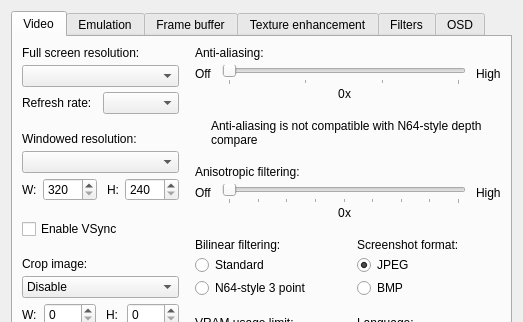
gonetz/GLideN64, file src/GLideNUI/configDialog.ui: the form before one commit; both pictures show x 0 to 523 and y 0 to 322 of the 523 by 536 pixel window.
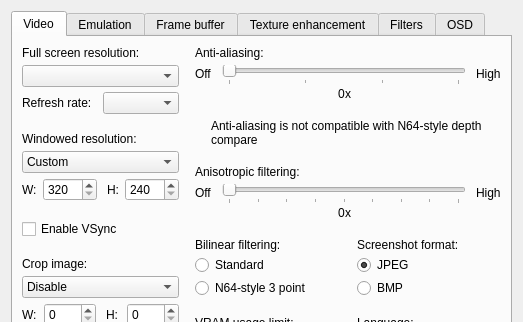
The form after the commit. Icons and pictures are not drawn.

Commit message: Custom windowed resolution option is translatable

```diff
--- a/src/GLideNUI/configDialog.ui
+++ b/src/GLideNUI/configDialog.ui
@@ -133,7 +133,13 @@
                </widget>
               </item>
               <item>
-               <widget class="QComboBox" name="windowedResolutionComboBox"/>
+               <widget class="QComboBox" name="windowedResolutionComboBox">
+                <item>
+                 <property name="text">
+                  <string extracomment="In the dropdown for windowed resolutions">Custom</string>
+                 </property>
+                </item>
+               </widget>
               </item>
               <item>
                <widget class="QFrame" name="windowedResolutionCustomFrame">
```
Left out of the diff: 8 changed lines with no effect on the pictures. The commit also changes 8 other files.
